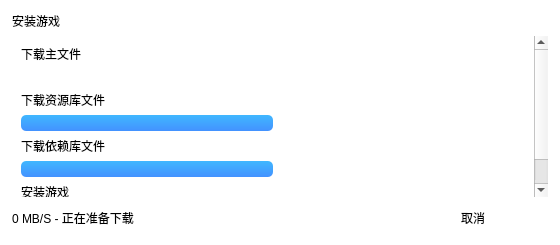
This is UI/UI/MC_Dowmloader_UI.ui in David-xian66/Minecraft-Optimal-Starter_2 as Qt 5 draws it before an edit. The edited form follows.
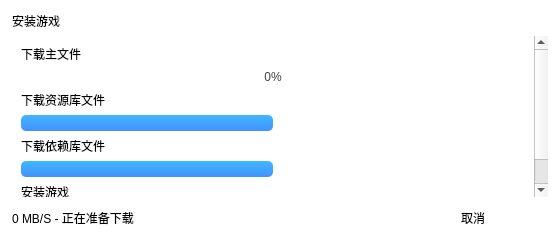
This is the edited form. Icons and pictures are not drawn.

The edit to the form file:
```diff
--- a/UI/UI/MC_Dowmloader_UI.ui
+++ b/UI/UI/MC_Dowmloader_UI.ui
@@ -18,7 +18,7 @@
   </property>
   <property name="maximumSize">
    <size>
-    <width>561</width>
+    <width>560</width>
     <height>245</height>
    </size>
   </property>
@@ -160,13 +160,16 @@
           <number>0</number>
          </property>
          <property name="maximum">
-          <number>101</number>
+          <number>105</number>
          </property>
          <property name="value">
           <number>0</number>
          </property>
+         <property name="alignment">
+          <set>Qt::AlignCenter</set>
+         </property>
          <property name="textVisible">
-          <bool>false</bool>
+          <bool>true</bool>
          </property>
         </widget>
        </item>
```
Left out of the diff: 28 changed lines with no effect on the pictures.
